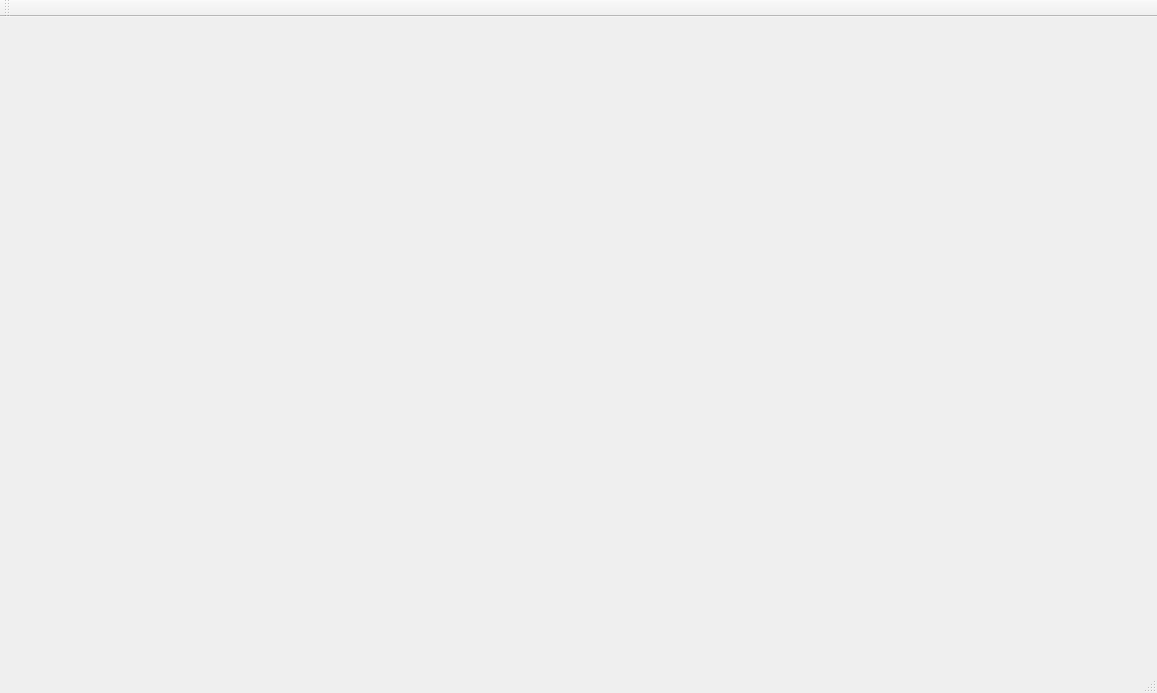
Before: the Qt Designer form BottleneckTSP/mainwindow.ui in Jakub-Ciecierski/AZ, drawn with Qt 5.
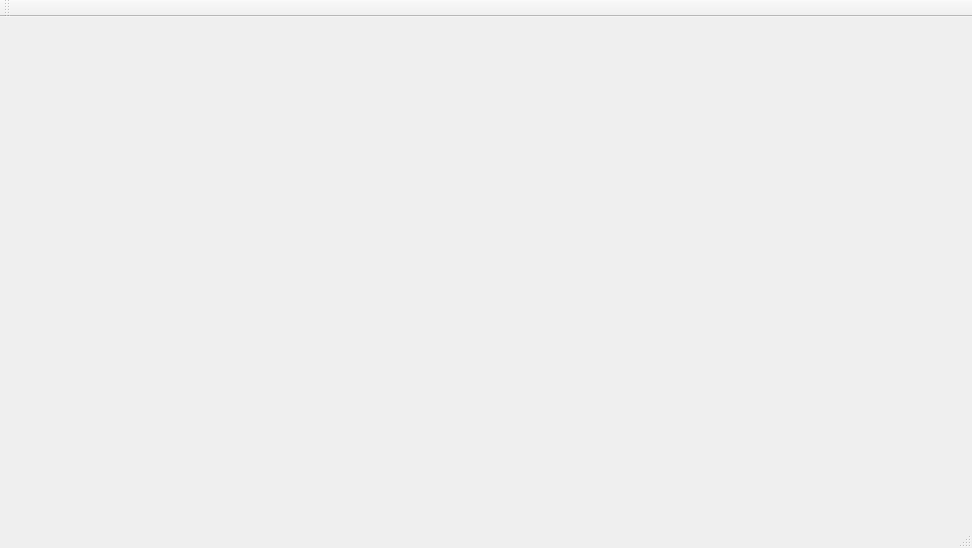
After: the same form once the commit is applied.

```diff
--- a/BottleneckTSP/mainwindow.ui
+++ b/BottleneckTSP/mainwindow.ui
@@ -6,8 +6,8 @@
    <rect>
     <x>0</x>
     <y>0</y>
-    <width>1157</width>
-    <height>693</height>
+    <width>972</width>
+    <height>548</height>
    </rect>
   </property>
   <property name="windowTitle">
```
Left out of the diff: 2 changed lines with no effect on the pictures.
